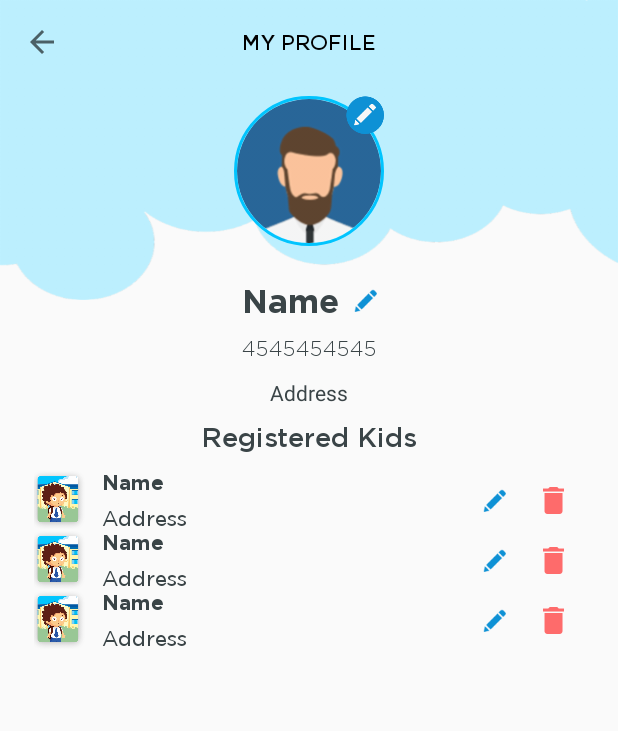
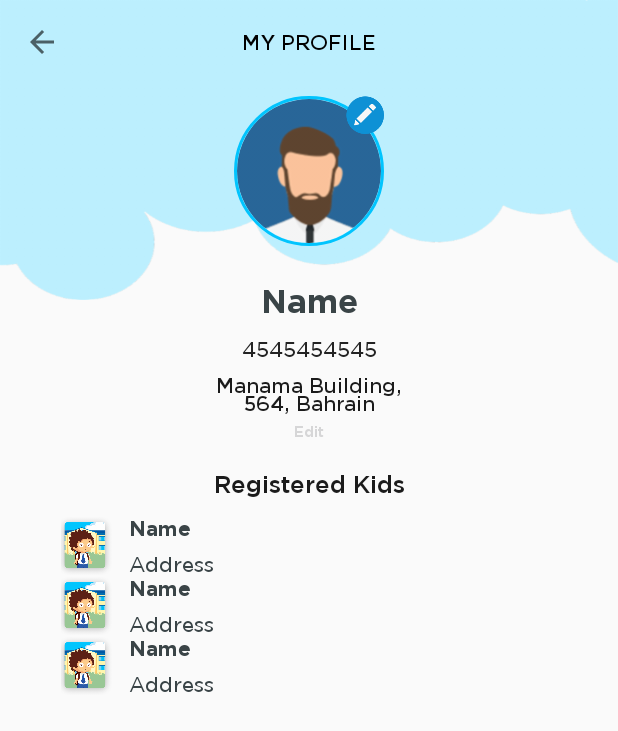
Before and after one commit to bilal-rashid/bincee-parent, an Android app: the ParentProfileFragment screen opened directly, with no data from a screen before it, on a phone screen of 412 x 824 dp. Shown: the top 731 px of the screen. Run offline under Robolectric (Android 15) with nearby library versions, the phone set to English and light mode, and no system bars; our stand-ins replace ButterKnife, CircleImageView.

```diff
--- a/app/src/main/java/com/findxain/uberparentapp/fragment/ContectUsFragment.java
+++ b/app/src/main/java/com/findxain/uberparentapp/fragment/ContectUsFragment.java
@@ -9,8 +9,8 @@ import android.view.View;
 import android.view.ViewGroup;
 import android.widget.TextView;
 
-import com.findxain.uberparentapp.HomeActivity;
 import com.findxain.uberparentapp.R;
+import com.findxain.uberparentapp.base.BA;
 
 import java.util.Objects;
 
@@ -48,7 +48,7 @@ public class ContectUsFragment extends Fragment {
     @Override
     public void onResume() {
         super.onResume();
-        ((HomeActivity) Objects.requireNonNull(getActivity())).textViewTitle.setText("Contact Us");
+        ((BA) Objects.requireNonNull(getActivity())).textViewTitle.setText("Contact Us");
 
     }
 
--- a/app/src/main/res/layout/fragment_alerts.xml
+++ b/app/src/main/res/layout/fragment_alerts.xml
@@ -16,6 +16,7 @@
         android:foreground="#00ffffff"
         app:tabBackground="@drawable/tab_background_selector"
         app:layout_constraintEnd_toEndOf="parent"
+
         app:layout_constraintStart_toStartOf="parent"
         app:layout_constraintTop_toTopOf="parent"
         app:tabMaxWidth="170dp"
--- a/app/src/main/res/layout/fragment_parent_profile.xml
+++ b/app/src/main/res/layout/fragment_parent_profile.xml
@@ -24,7 +24,7 @@
         android:layout_marginStart="8dp"
         android:layout_marginEnd="8dp"
         android:layout_marginBottom="8dp"
-        android:drawableRight="@drawable/edit"
+
         android:drawablePadding="10dp"
         android:fontFamily="@font/gotham_bold"
         android:text="Name"
@@ -43,9 +43,9 @@
         android:layout_marginStart="8dp"
         android:layout_marginTop="12dp"
         android:layout_marginEnd="8dp"
-        android:fontFamily="@font/gotham_light"
+        android:fontFamily="@font/gotham_book"
         android:text="4545454545"
-        android:textColor="@color/text_black"
+        android:textColor="@color/_232323"
         app:layout_constraintEnd_toEndOf="parent"
         app:layout_constraintStart_toStartOf="parent"
         app:layout_constraintTop_toBottomOf="@+id/textViewName" />
@@ -55,13 +55,33 @@
         android:id="@+id/textView11"
         android:layout_width="wrap_content"
         android:layout_height="wrap_content"
-        android:layout_marginTop="12dp"
 
-        android:text="Address"
-        android:textColor="@color/text_black"
+        android:layout_marginStart="8dp"
+        android:layout_marginTop="8dp"
+        android:layout_marginEnd="8dp"
+        android:fontFamily="@font/gotham_medium"
+
+        android:text="Manama Building,\n564, Bahrain"
+        android:textAlignment="center"
+        android:textColor="@color/_1b1b1b"
         app:layout_constraintEnd_toEndOf="parent"
         app:layout_constraintStart_toStartOf="parent"
         app:layout_constraintTop_toBottomOf="@+id/textViewNumber" />
+
+    <TextView
+        android:id="@+id/textView13"
+        android:layout_width="wrap_content"
+        android:layout_height="wrap_content"
+        android:layout_marginStart="8dp"
+        android:layout_marginTop="5dp"
+        android:layout_marginEnd="8dp"
+        android:fontFamily="@font/gotham_medium"
+        android:text="Edit"
+        android:textColor="@color/blue"
+        android:textSize="10sp"
+        app:layout_constraintEnd_toEndOf="parent"
+        app:layout_constraintStart_toStartOf="parent"
+        app:layout_constraintTop_toBottomOf="@+id/textView11" />
 
 
     <TextView
@@ -69,23 +89,23 @@
         android:layout_width="wrap_content"
         android:layout_height="wrap_content"
         android:layout_marginStart="8dp"
-        android:layout_marginTop="10dp"
+        android:layout_marginTop="20dp"
         android:layout_marginEnd="8dp"
         android:fontFamily="@font/gotham_medium"
         android:text="Registered Kids"
-        android:textColor="@color/text_black"
-        android:textSize="18sp"
+        android:textColor="@color/_1b1b1b"
+        android:textSize="16sp"
         app:layout_constraintEnd_toEndOf="parent"
         app:layout_constraintStart_toStartOf="parent"
-        app:layout_constraintTop_toBottomOf="@+id/textView11" />
+        app:layout_constraintTop_toBottomOf="@+id/textView13" />
 
     <androidx.recyclerview.widget.RecyclerView
         android:id="@+id/recyclerView"
         android:layout_width="0dp"
         android:layout_height="wrap_content"
-        android:layout_marginStart="12dp"
+        android:layout_marginStart="30dp"
         android:layout_marginTop="12dp"
-        android:layout_marginEnd="12dp"
+        android:layout_marginEnd="30dp"
         android:layout_marginBottom="12dp"
         app:layout_constraintBottom_toBottomOf="parent"
         app:layout_constraintEnd_toEndOf="parent"
--- a/app/src/main/res/layout/registered_kid_row.xml
+++ b/app/src/main/res/layout/registered_kid_row.xml
@@ -54,6 +54,7 @@
         android:id="@+id/imageViewDelete"
         android:layout_width="wrap_content"
         android:layout_height="wrap_content"
+        android:visibility="gone"
         android:layout_marginTop="8dp"
         android:layout_marginEnd="24dp"
         android:layout_marginBottom="8dp"
@@ -71,6 +72,8 @@
         android:layout_marginBottom="8dp"
         android:src="@drawable/edit"
         app:layout_constraintBottom_toBottomOf="parent"
+        android:visibility="gone"
+
         app:layout_constraintEnd_toStartOf="@+id/imageViewDelete"
         app:layout_constraintTop_toTopOf="parent"
         app:layout_constraintVertical_bias="0.555" />
--- a/app/src/main/res/layout/user_layout.xml
+++ b/app/src/main/res/layout/user_layout.xml
@@ -21,8 +21,9 @@
         android:layout_height="wrap_content"
         android:layout_gravity="start"
         android:layout_marginTop="15dp"
+        android:fontFamily="@font/gotham_bold"
         android:text="Name"
-        android:textSize="20sp"
-        android:textStyle="bold" />
+        android:textColor="@color/_4f4f4f"
+        android:textSize="14sp" />
 
 </LinearLayout>
--- a/app/src/main/res/values/colors.xml
+++ b/app/src/main/res/values/colors.xml
@@ -15,5 +15,9 @@
     <color name="_282828">#282828</color>
     <color name="_7b7b7b">#7b7b7b</color>
     <color name="_323333">#323333</color>
+    <color name="_4f4f4f">#4f4f4f</color>
+    <color name="_1b1b1b">#1b1b1b</color>
+    <color name="_232323">#232323</color>
+    <color name="_545454">#545454</color>
 
 </resources>
--- a/app/src/main/res/values/styles.xml
+++ b/app/src/main/res/values/styles.xml
@@ -64,11 +64,14 @@
     <style name="TextAppearance.BottomNavigationView.Inactive">
         <item name="android:textSize">10sp</item>
         <item name="android:textColor">#af616161</item>
+        <item name="android:fontFamily">@font/gotham_medium</item>
+
     </style>
 
     <style name="TextAppearance.BottomNavigationView.Active">
         <item name="android:textSize">10sp</item>
-        <item name="android:textColor">#af000000</item>
+        <item name="android:textColor">#000000</item>
+        <item name="android:fontFamily">@font/gotham_medium</item>
 
     </style>
 
```
Also changed, not shown: app/src/main/java/com/findxain/uberparentapp/HomeActivity.java (+4 -5 lines), app/src/main/java/com/findxain/uberparentapp/activity/LoginActivity.java (+8 -4 lines), app/src/main/res/layout/activity_login.xml (+22 -13 lines), app/src/main/res/layout/alert_row.xml (+8 -2 lines), app/src/main/res/layout/naviation_row.xml (+5 -3 lines), app/src/main/res/drawable-mdpi/login_bg.png (deleted), app/src/main/res/drawable-mdpi/splash.png (deleted), app/src/main/res/drawable-xhdpi/splash.png (deleted), app/src/main/res/drawable-xxhdpi/splash.png (deleted), app/src/main/res/drawable-xxxhdpi/splash.png (deleted).
